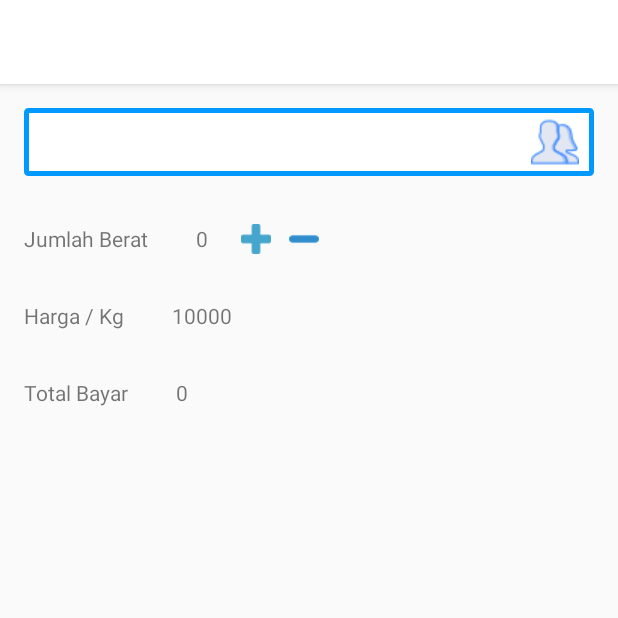
After one commit to Effendy48/Laundry_Online, an Android app: the Pesan screen opened directly, with no data from a screen before it, on a phone screen of 412 x 824 dp, the top half of it. The commit adds this screen. Run offline under Robolectric (Android 15) with nearby library versions, the phone set to English and light mode, and no system bars.

Commit message:
Tambah_Form_Pesan
Pesan pada Aplikasi Laundry Online

```diff
--- a/app/src/main/AndroidManifest.xml
+++ b/app/src/main/AndroidManifest.xml
@@ -2,17 +2,19 @@
 <manifest xmlns:android="http://schemas.android.com/apk/res/android"
     xmlns:tools="http://schemas.android.com/tools"
     package="com.jkt48.vbast.laundry_online">
+
     <uses-permission android:name="android.permission.INTERNET" />
-    <uses-permission android:name="android.permission.ACCESS_NETWORK_STATE"/>
+    <uses-permission android:name="android.permission.ACCESS_NETWORK_STATE" />
+
     <application
         android:name=".AppController"
         android:allowBackup="true"
         android:icon="@drawable/clothes"
         android:label="@string/app_name"
-        tools:replace="android:icon"
         android:roundIcon="@mipmap/ic_launcher_round"
         android:supportsRtl="true"
-        android:theme="@style/AppTheme">
+        android:theme="@style/AppTheme"
+        tools:replace="android:icon">
         <activity
             android:name=".MainActivity"
             android:screenOrientation="portrait" />
@@ -28,7 +30,8 @@
         <activity
             android:name=".Login"
             android:screenOrientation="portrait" />
-        <activity android:name=".Daftar"></activity>
+        <activity android:name=".Daftar" />
+        <activity android:name=".Pesan"></activity>
     </application>
 
 </manifest>
--- a/app/src/main/java/com/jkt48/vbast/laundry_online/MainActivity.java
+++ b/app/src/main/java/com/jkt48/vbast/laundry_online/MainActivity.java
@@ -1,15 +1,49 @@
 package com.jkt48.vbast.laundry_online;
 
+import android.content.Context;
+import android.content.Intent;
+import android.content.SharedPreferences;
 import android.support.v7.app.AppCompatActivity;
 import android.os.Bundle;
+import android.view.View;
+import android.widget.Button;
+import android.widget.TextView;
+
+import org.w3c.dom.Text;
 
 public class MainActivity extends AppCompatActivity {
+    Button btn_Pesan,btn_Tunggu,btn_Bayar;
+    TextView tv_email_view;
+    Intent a;
 
+    String kd,email;
+    SharedPreferences sharedPreferences;
+
+    public static final String TAG_KD = "kd";
+    public static final String TAG_EMAIL = "email";
     @Override
     protected void onCreate(Bundle savedInstanceState) {
         super.onCreate(savedInstanceState);
         setContentView(R.layout.activity_main);
 
+        sharedPreferences = getSharedPreferences(Login.my_shared_preference, Context.MODE_PRIVATE);
+        kd = getIntent().getStringExtra(TAG_KD);
+        email = getIntent().getStringExtra(TAG_EMAIL);
 
+
+        getSupportActionBar().setTitle(email);
+
+        btn_Pesan = (Button)findViewById(R.id.btn_pesan);
+
+
+        btn_Pesan.setOnClickListener(new View.OnClickListener() {
+            public void onClick(View view){
+                Intent klik = new Intent(getApplicationContext(),Pesan.class);
+                klik.putExtra("kd",getIntent().getStringExtra(TAG_KD));
+                klik.putExtra("email",getIntent().getStringExtra(TAG_EMAIL));
+                startActivity(klik);
+            }
+        });
     }
+
 }
--- /dev/null
+++ b/app/src/main/java/com/jkt48/vbast/laundry_online/Pesan.java
@@ -0,0 +1,63 @@
+package com.jkt48.vbast.laundry_online;
+
+import android.content.Intent;
+import android.support.v7.app.AppCompatActivity;
+import android.os.Bundle;
+import android.view.View;
+import android.widget.EditText;
+import android.widget.ImageView;
+import android.widget.TextView;
+
+import org.w3c.dom.Text;
+
+public class Pesan extends AppCompatActivity {
+    EditText et_User;
+    TextView tv_Berat,tv_total_bayar;
+    int berat,total_bayar;
+    ImageView img_Tambah,img_Kurang;
+    @Override
+    protected void onCreate(Bundle savedInstanceState) {
+        super.onCreate(savedInstanceState);
+        setContentView(R.layout.activity_pesan);
+        Intent over = getIntent();
+        et_User = (EditText)findViewById(R.id.et_user_pesan);
+        et_User.setText(over.getStringExtra("email"));
+        tv_Berat = (TextView)findViewById(R.id.berat_pesan);
+        tv_total_bayar = (TextView)findViewById(R.id.tv_total_bayar);
+
+
+        img_Tambah = (ImageView)findViewById(R.id.img_tambah);
+        img_Kurang = (ImageView)findViewById(R.id.img_kurang);
+
+
+        berat = Integer.parseInt(tv_Berat.getText().toString());
+
+        img_Tambah.setOnClickListener(new View.OnClickListener() {
+            @Override
+            public void onClick(View view) {
+                int total =  berat ++;
+                int bayar = total * 10000;
+
+                tv_total_bayar.setText(String.valueOf(bayar));
+                tv_Berat.setText(String.valueOf(total));
+            }
+        });
+        img_Kurang.setOnClickListener(new View.OnClickListener() {
+            @Override
+            public void onClick(View view) {
+                int total_bayar = Integer.parseInt(tv_total_bayar.getText().toString());
+                berat = Integer.parseInt(tv_Berat.getText().toString());
+
+                int kurang = new Integer(berat - 1);
+                tv_Berat.setText(String.valueOf(kurang));
+
+                int bayar = total_bayar - 10000;
+
+                tv_total_bayar.setText(String.valueOf(bayar));
+                tv_Berat.setText(String.valueOf(kurang));
+
+            }
+        });
+
+    }
+}
--- a/app/src/main/res/layout/activity_main.xml
+++ b/app/src/main/res/layout/activity_main.xml
@@ -7,6 +7,7 @@
     android:orientation="horizontal"
     tools:context="com.jkt48.vbast.laundry_online.MainActivity">
     <Button
+        android:id="@+id/btn_pesan"
         android:layout_width="100dp"
         android:layout_margin="10dp"
         android:drawableTop="@drawable/laundry"
@@ -17,6 +18,7 @@
         android:layout_height="100dp" />
 
     <Button
+        android:id="@+id/btn_tunggu"
         android:layout_width="100dp"
         android:layout_margin="10dp"
         android:drawableTop="@drawable/clothes"
@@ -26,6 +28,7 @@
         android:text="Tunggu"
         android:layout_height="100dp" />
     <Button
+        android:id="@+id/btn_bayar"
         android:layout_width="100dp"
         android:layout_margin="10dp"
         android:drawableTop="@drawable/squeeze"
@@ -34,4 +37,5 @@
         android:padding="20dp"
         android:text="Bayar"
         android:layout_height="100dp" />
+
 </LinearLayout>
--- /dev/null
+++ b/app/src/main/res/layout/activity_pesan.xml
@@ -0,0 +1,89 @@
+<?xml version="1.0" encoding="utf-8"?>
+<LinearLayout xmlns:android="http://schemas.android.com/apk/res/android"
+    xmlns:app="http://schemas.android.com/apk/res-auto"
+    xmlns:tools="http://schemas.android.com/tools"
+    android:layout_width="match_parent"
+    android:layout_height="match_parent"
+    android:orientation="vertical"
+    tools:context="com.jkt48.vbast.laundry_online.Pesan">
+    <EditText
+        android:id="@+id/et_user_pesan"
+        android:layout_width="match_parent"
+        android:layout_height="45dp"
+        android:padding="10dp"
+        android:layout_margin="@dimen/margin_horizontal"
+        android:background="@drawable/textbox_design"
+        android:drawableRight="@drawable/user"
+        android:drawablePadding="10dp"
+        android:enabled="false"
+        />
+    <LinearLayout
+        android:layout_width="match_parent"
+        android:layout_height="wrap_content"
+        android:orientation="horizontal"
+        >
+        <TextView
+            android:text="Jumlah Berat"
+            android:layout_width="wrap_content"
+            android:layout_margin="@dimen/margin_horizontal"
+            android:layout_height="wrap_content" />
+        <TextView
+            android:id="@+id/berat_pesan"
+            android:layout_width="wrap_content"
+            android:layout_height="wrap_content"
+            android:layout_margin="@dimen/margin_horizontal"
+            android:text="0"
+            />
+        <ImageView
+            android:id="@+id/img_tambah"
+            android:layout_width="wrap_content"
+            android:layout_height="20dp"
+            android:layout_marginTop="@dimen/margin_horizontal"
+            android:src="@drawable/plus"
+            />
+        <ImageView
+            android:id="@+id/img_kurang"
+            android:layout_width="wrap_content"
+            android:layout_height="20dp"
+            android:layout_marginTop="@dimen/margin_horizontal"
+            android:src="@drawable/minus"
+            />
+    </LinearLayout>
+    <LinearLayout
+        android:layout_width="match_parent"
+        android:layout_height="wrap_content"
+        android:orientation="horizontal"
+        >
+        <TextView
+            android:layout_width="wrap_content"
+            android:layout_height="wrap_content"
+            android:text="Harga / Kg"
+            android:layout_margin="@dimen/margin_horizontal"
+            />
+        <TextView
+            android:layout_width="wrap_content"
+            android:layout_height="wrap_content"
+            android:text="10000"
+            android:layout_margin="@dimen/margin_horizontal"
+            />
+    </LinearLayout>
+    <LinearLayout
+        android:layout_width="match_parent"
+        android:layout_height="wrap_content"
+        android:orientation="horizontal"
+        >
+        <TextView
+            android:layout_width="wrap_content"
+            android:layout_height="wrap_content"
+            android:layout_margin="@dimen/margin_horizontal"
+            android:text="Total Bayar"
+            />
+        <TextView
+            android:id="@+id/tv_total_bayar"
+            android:layout_width="wrap_content"
+            android:layout_height="wrap_content"
+            android:layout_margin="@dimen/margin_horizontal"
+            android:text="0"
+            />
+    </LinearLayout>
+</LinearLayout>
```
Also changed, not shown: app/src/main/res/drawable/minus.png (added), app/src/main/res/drawable/plus.png (added).
